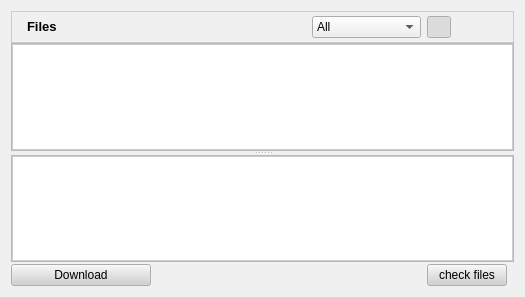
RetroShare/RetroShare, file retroshare-gui/src/gui/SharedFilesDialog.ui: the form before one commit.
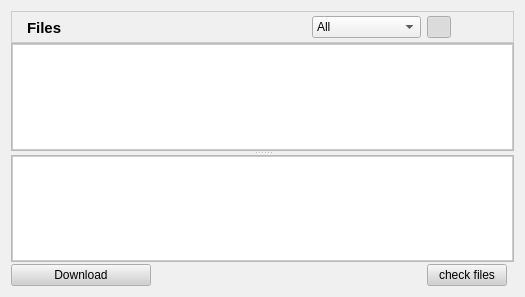
The form after the commit. Icons and pictures are not drawn.

Patch:
```diff
--- a/retroshare-gui/src/gui/SharedFilesDialog.ui
+++ b/retroshare-gui/src/gui/SharedFilesDialog.ui
@@ -553,12 +553,18 @@
           <height>16</height>
          </size>
         </property>
+        <property name="font">
+         <font>
+          <family>Arial</family>
+          <pointsize>10</pointsize>
+         </font>
+        </property>
         <property name="text">
          <string>&lt;!DOCTYPE HTML PUBLIC &quot;-//W3C//DTD HTML 4.0//EN&quot; &quot;http://www.w3.org/TR/REC-html40/strict.dtd&quot;&gt;
 &lt;html&gt;&lt;head&gt;&lt;meta name=&quot;qrichtext&quot; content=&quot;1&quot; /&gt;&lt;style type=&quot;text/css&quot;&gt;
 p, li { white-space: pre-wrap; }
-&lt;/style&gt;&lt;/head&gt;&lt;body style=&quot; font-family:'MS Shell Dlg 2'; font-size:8.25pt; font-weight:400; font-style:normal;&quot;&gt;
-&lt;p style=&quot; margin-top:0px; margin-bottom:0px; margin-left:0px; margin-right:0px; -qt-block-indent:0; text-indent:0px;&quot;&gt;&lt;span style=&quot; font-size:10pt; font-weight:600;&quot;&gt;Files&lt;/span&gt;&lt;/p&gt;&lt;/body&gt;&lt;/html&gt;</string>
+&lt;/style&gt;&lt;/head&gt;&lt;body style=&quot; font-family:'Arial'; font-size:11pt; font-weight:400; font-style:normal;&quot;&gt;
+&lt;p style=&quot; margin-top:0px; margin-bottom:0px; margin-left:0px; margin-right:0px; -qt-block-indent:0; text-indent:0px;&quot;&gt;&lt;span style=&quot; font-family:'MS Shell Dlg 2'; font-weight:600;&quot;&gt;Files&lt;/span&gt;&lt;/p&gt;&lt;/body&gt;&lt;/html&gt;</string>
         </property>
        </widget>
       </item>
```
